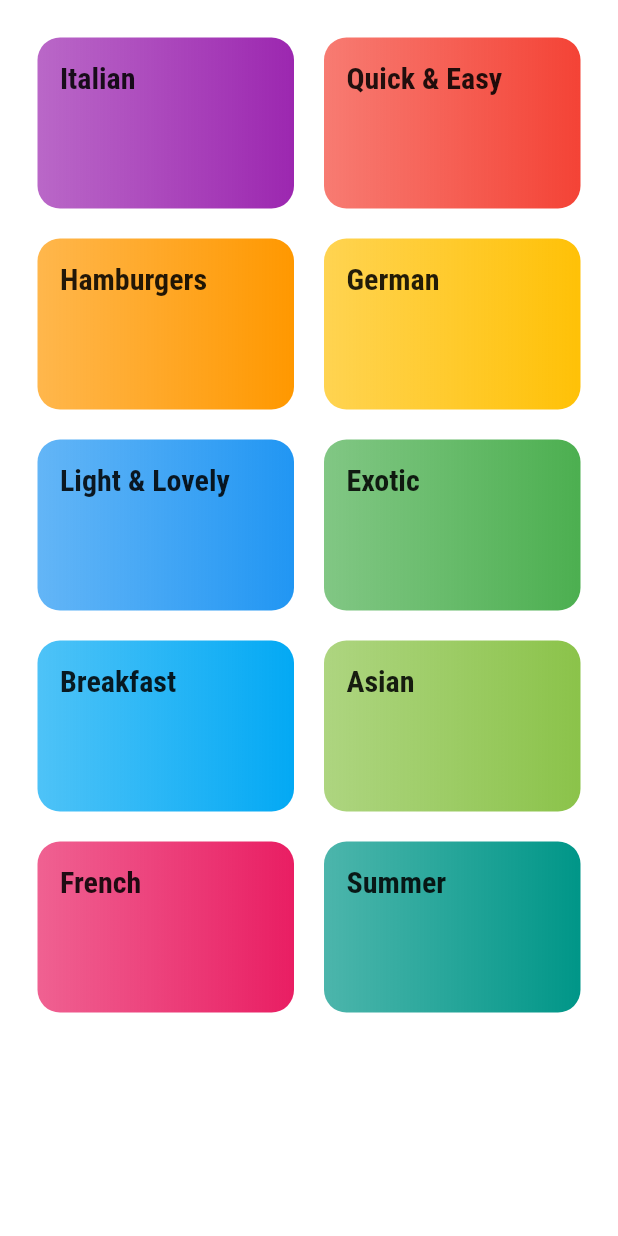
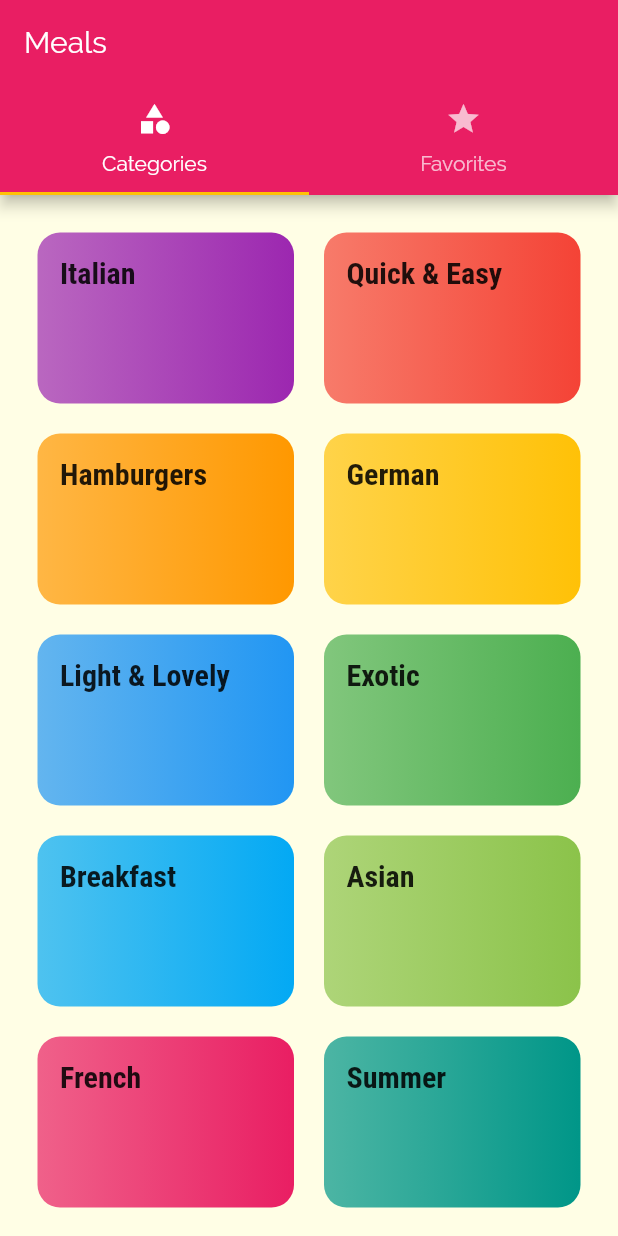
Before and after one commit to a7md0/FlutterMealsApp, a Flutter app: the screen it shows after launch, on a phone screen of 412 x 824 dp. Run offline on Flutter 3.47's test engine with Material 2 defaults, Android fonts, the phone set to English and light mode, and no system bars.

Commit message:
Change home sc

```diff
--- a/lib/main.dart
+++ b/lib/main.dart
@@ -1,6 +1,6 @@
 import 'package:flutter/material.dart';
 
-import './screens/categories_screen.dart';
+import './screens/tabs_screen.dart';
 import './screens/category_meals_screen.dart';
 import './screens/meal_detail_screen.dart';
 
@@ -31,7 +31,7 @@ class MyApp extends StatelessWidget {
             ),
       ),
       routes: {
-        '/': (ctx) => CategoriesScreen(),
+        '/': (ctx) => TabsScreen(),
         CategoryMealsScreen.routeName: (ctx) => CategoryMealsScreen(),
         MealDetailScreen.routeName: (ctx) => MealDetailScreen(),
       },
```
